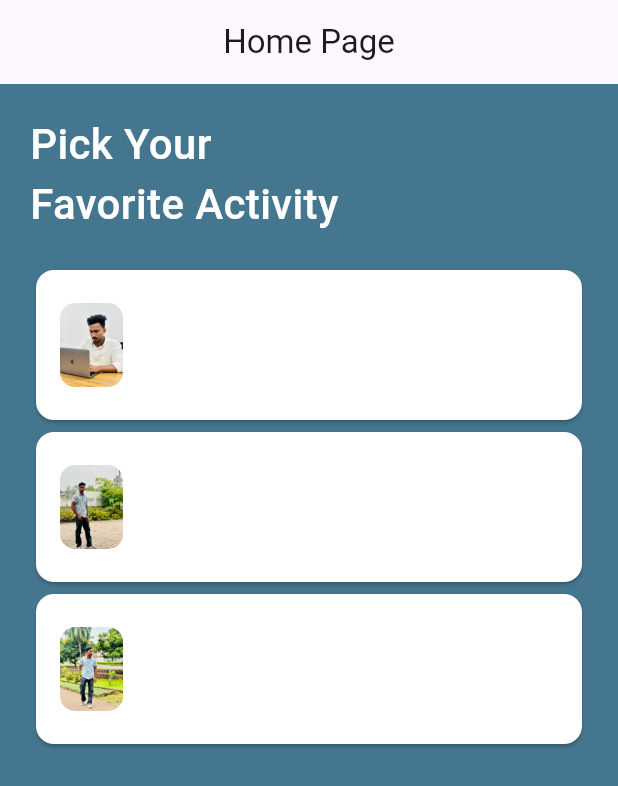
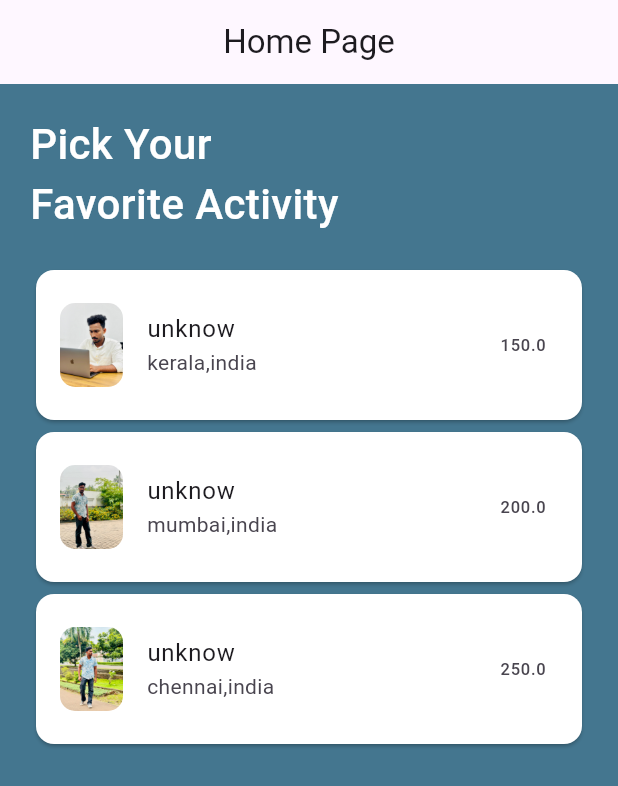
Before and after one commit to Ameer-Anas99/Animation, a Flutter app: the screen it shows after launch, on a phone screen of 412 x 824 dp. Shown: the top 786 px of the screen. Run offline on Flutter 3.47's test engine with Material 3 defaults, Android fonts, the phone set to English and light mode, and no system bars.

Commit message:
ui complete

```diff
--- a/lib/view/home_page.dart
+++ b/lib/view/home_page.dart
@@ -1,4 +1,5 @@
 import 'package:animation/model/model.dart';
+import 'package:animation/widget/apptext.dart';
 import 'package:animation/widget/details.dart';
 import 'package:flutter/material.dart';
 
@@ -90,7 +91,9 @@ class _HomePageState extends State<HomePage> {
                 height: 100,
               ),
             ),
-            // trailing: ,
+            trailing: AppText(data: activity.price.toString()),
+            title: Text(activity.name),
+            subtitle: Text(activity.location),
           ),
         ),
       ),
--- a/lib/widget/apptext.dart
+++ b/lib/widget/apptext.dart
@@ -0,0 +1,30 @@
+import 'package:flutter/material.dart';
+
+class AppText extends StatelessWidget {
+  final String data;
+  final double? size;
+  final Color? color;
+  final FontWeight? fontWeight;
+  final TextAlign? textAlign;
+
+  const AppText(
+      {super.key,
+      required this.data,
+      this.size,
+      this.color,
+      this.fontWeight,
+      this.textAlign});
+
+  @override
+  Widget build(BuildContext context) {
+    return Text(
+      data.toString(),
+      textAlign: textAlign,
+      style: TextStyle(
+        fontSize: size,
+        color: color,
+        fontWeight: fontWeight,
+      ),
+    );
+  }
+}
```
